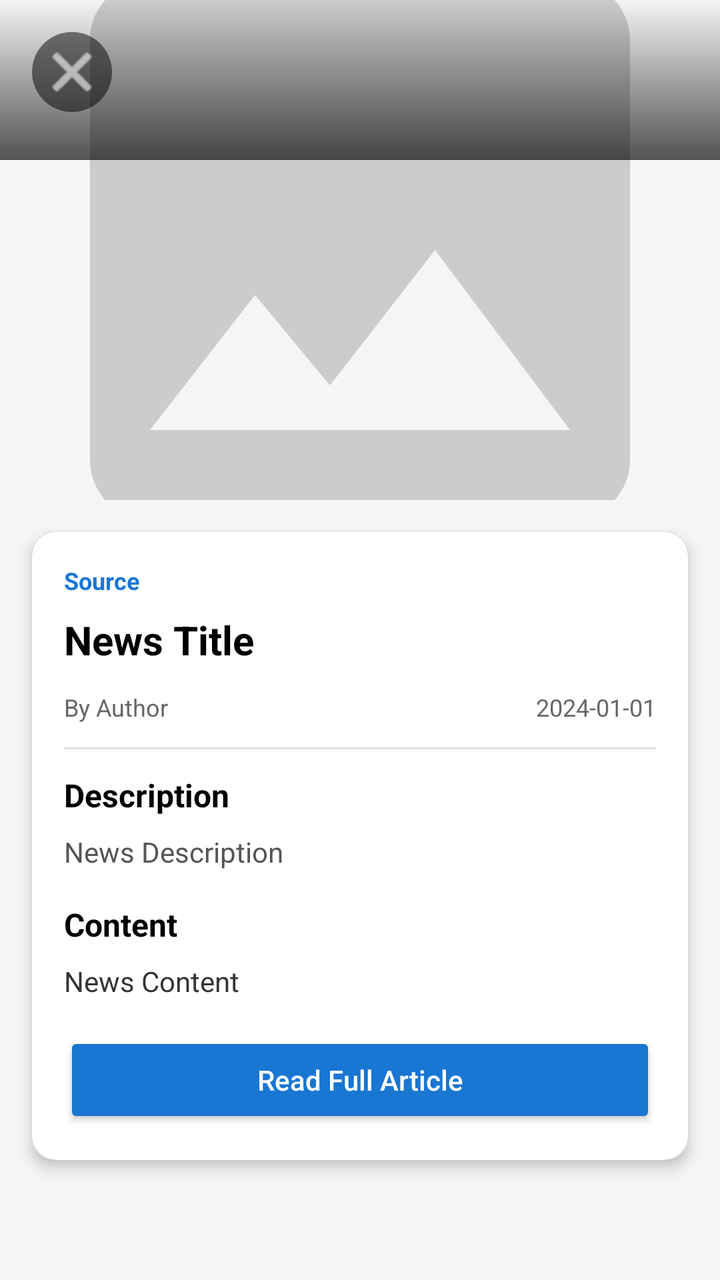
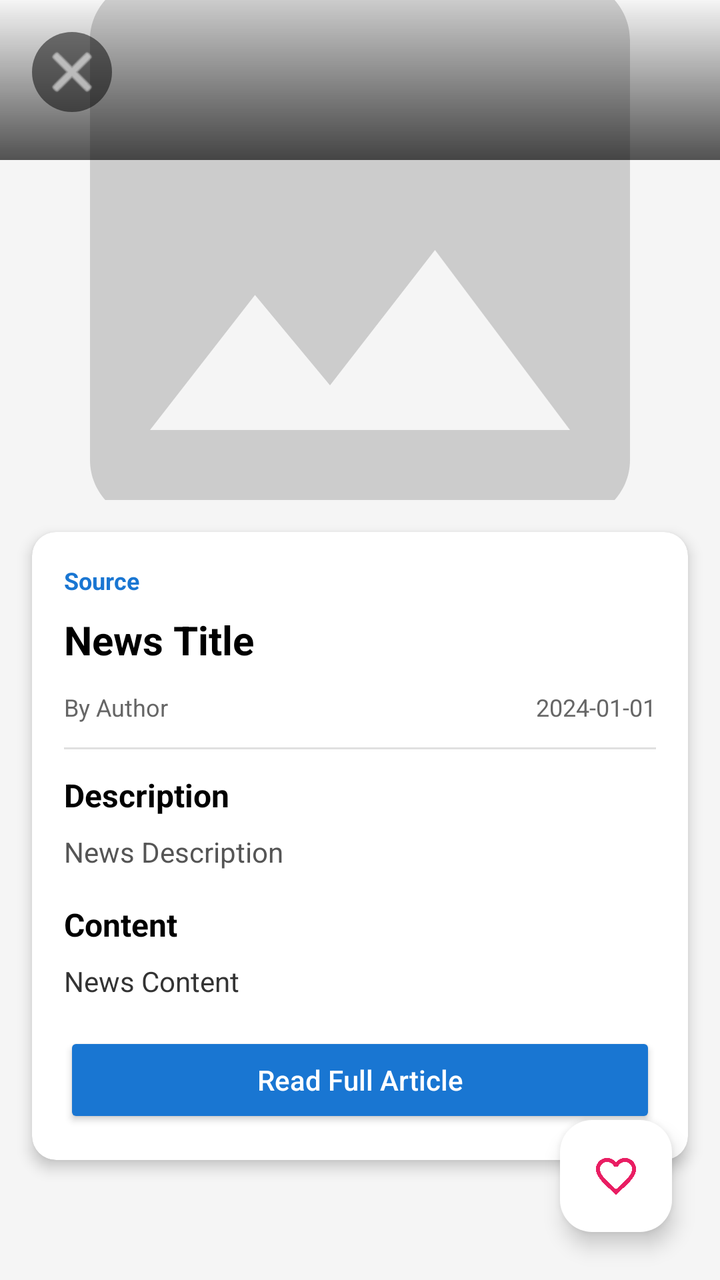

An Android layout rendered at two revisions. The XML below is the earlier revision; the diff shows what the commit changed to produce the second picture.
<!-- AndroidManifest.xml: activity theme Theme.Newsapp -->
<!-- res/layout/activity_detail.xml -->
<?xml version="1.0" encoding="utf-8"?>
<ScrollView
    xmlns:android="http://schemas.android.com/apk/res/android"
    xmlns:app="http://schemas.android.com/apk/res-auto"
    android:layout_width="match_parent"
    android:layout_height="match_parent"
    android:background="#F5F5F5">

    <LinearLayout
        android:layout_width="match_parent"
        android:layout_height="wrap_content"
        android:orientation="vertical">

        
        <FrameLayout
            android:layout_width="match_parent"
            android:layout_height="250dp">

            <ImageView
                android:id="@+id/imageDetail"
                android:layout_width="match_parent"
                android:layout_height="match_parent"
                android:scaleType="centerCrop"
                android:contentDescription="News Detail Image"
                app:srcCompat="@drawable/ic_placeholder"/>

            
            <View
                android:layout_width="match_parent"
                android:layout_height="80dp"
                android:background="@drawable/gradient_overlay"/>

            
            <ImageButton
                android:id="@+id/btnBack"
                android:layout_width="40dp"
                android:layout_height="40dp"
                android:layout_margin="16dp"
                android:background="@drawable/bg_back_button"
                android:src="@android:drawable/ic_menu_close_clear_cancel"
                android:contentDescription="Back"
                android:padding="8dp"
                android:tint="#FFFFFF"/>

        </FrameLayout>

        <androidx.cardview.widget.CardView
            android:layout_width="match_parent"
            android:layout_height="wrap_content"
            android:layout_margin="16dp"
            app:cardCornerRadius="12dp"
            app:cardElevation="4dp">

            <LinearLayout
                android:layout_width="match_parent"
                android:layout_height="wrap_content"
                android:orientation="vertical"
                android:padding="16dp">

                <TextView
                    android:id="@+id/textDetailSource"
                    android:layout_width="wrap_content"
                    android:layout_height="wrap_content"
                    android:text="Source"
                    android:textColor="#1976D2"
                    android:textSize="12sp"
                    android:textStyle="bold"/>

                <TextView
                    android:id="@+id/textDetailTitle"
                    android:layout_width="match_parent"
                    android:layout_height="wrap_content"
                    android:layout_marginTop="8dp"
                    android:text="News Title"
                    android:textColor="#000000"
                    android:textSize="20sp"
                    android:textStyle="bold"
                    android:lineSpacingExtra="4dp"/>

                <LinearLayout
                    android:layout_width="match_parent"
                    android:layout_height="wrap_content"
                    android:layout_marginTop="12dp"
                    android:orientation="horizontal">

                    <TextView
                        android:id="@+id/textAuthor"
                        android:layout_width="0dp"
                        android:layout_height="wrap_content"
                        android:layout_weight="1"
                        android:text="By Author"
                        android:textColor="#666666"
                        android:textSize="12sp"/>

                    <TextView
                        android:id="@+id/textDate"
                        android:layout_width="wrap_content"
                        android:layout_height="wrap_content"
                        android:text="2024-01-01"
                        android:textColor="#666666"
                        android:textSize="12sp"/>

                </LinearLayout>

                <View
                    android:layout_width="match_parent"
                    android:layout_height="1dp"
                    android:layout_marginTop="12dp"
                    android:layout_marginBottom="12dp"
                    android:background="#E0E0E0"/>

                
                <TextView
                    android:layout_width="wrap_content"
                    android:layout_height="wrap_content"
                    android:text="Description"
                    android:textColor="#000000"
                    android:textSize="16sp"
                    android:textStyle="bold"
                    android:layout_marginBottom="8dp"/>

                <TextView
                    android:id="@+id/textDescription"
                    android:layout_width="match_parent"
                    android:layout_height="wrap_content"
                    android:text="News Description"
                    android:textColor="#555555"
                    android:textSize="14sp"
                    android:lineSpacingExtra="4dp"
                    android:layout_marginBottom="16dp"/>

                
                <TextView
                    android:layout_width="wrap_content"
                    android:layout_height="wrap_content"
                    android:text="Content"
                    android:textColor="#000000"
                    android:textSize="16sp"
                    android:textStyle="bold"
                    android:layout_marginBottom="8dp"/>

                <TextView
                    android:id="@+id/textContent"
                    android:layout_width="match_parent"
                    android:layout_height="wrap_content"
                    android:text="News Content"
                    android:textColor="#333333"
                    android:textSize="14sp"
                    android:lineSpacingExtra="4dp"
                    android:layout_marginBottom="16dp"/>

                
                <Button
                    android:id="@+id/btnReadMore"
                    android:layout_width="match_parent"
                    android:layout_height="wrap_content"
                    android:text="Read Full Article"
                    android:textColor="#FFFFFF"
                    android:backgroundTint="#1976D2"
                    android:padding="12dp"
                    android:textAllCaps="false"/>

            </LinearLayout>

        </androidx.cardview.widget.CardView>

    </LinearLayout>

</ScrollView>
<!-- resources referenced by this layout -->
<resources>
  <!-- drawable bg_back_button (drawable) -->
  <?xml version="1.0" encoding="utf-8"?>
  <shape xmlns:android="http://schemas.android.com/apk/res/android"
      android:shape="oval">
      <solid android:color="#80000000"/>
  </shape>
  <!-- drawable gradient_overlay (drawable) -->
  <?xml version="1.0" encoding="utf-8"?>
  <shape xmlns:android="http://schemas.android.com/apk/res/android">
      <gradient
          android:angle="270"
          android:startColor="#00000000"
          android:endColor="#AA000000"/>
  </shape>
  <!-- drawable ic_placeholder (drawable) -->
  <?xml version="1.0" encoding="utf-8"?>
  <vector xmlns:android="http://schemas.android.com/apk/res/android"
      android:width="24dp"
      android:height="24dp"
      android:viewportWidth="24"
      android:viewportHeight="24">
      <path
          android:fillColor="#CCCCCC"
          android:pathData="M21,19V5c0,-1.1 -0.9,-2 -2,-2H5c-1.1,0 -2,0.9 -2,2v14c0,1.1 0.9,2 2,2h14c1.1,0 2,-0.9 2,-2zM8.5,13.5l2.5,3.01L14.5,12l4.5,6H5l3.5,-4.5z"/>
  </vector>
  <style name="Theme.Newsapp" parent="Base.Theme.Newsapp" />
  <style name="Base.Theme.Newsapp" parent="Theme.Material3.DayNight.NoActionBar">
          
          
      </style>
</resources>

<!-- the commit's change to res/layout/activity_detail.xml (unified diff, before → after) -->
@@ -1,169 +1,189 @@
 <?xml version="1.0" encoding="utf-8"?>
-<ScrollView
+<FrameLayout
     xmlns:android="http://schemas.android.com/apk/res/android"
     xmlns:app="http://schemas.android.com/apk/res-auto"
     android:layout_width="match_parent"
-    android:layout_height="match_parent"
-    android:background="#F5F5F5">
+    android:layout_height="match_parent">
 
-    <LinearLayout
+    <ScrollView
         android:layout_width="match_parent"
-        android:layout_height="wrap_content"
-        android:orientation="vertical">
+        android:layout_height="match_parent"
+        android:background="#F5F5F5">
 
-        
-        <FrameLayout
+        <LinearLayout
             android:layout_width="match_parent"
-            android:layout_height="250dp">
-
-            <ImageView
-                android:id="@+id/imageDetail"
-                android:layout_width="match_parent"
-                android:layout_height="match_parent"
-                android:scaleType="centerCrop"
-                android:contentDescription="News Detail Image"
-                app:srcCompat="@drawable/ic_placeholder"/>
+            android:layout_height="wrap_content"
+            android:orientation="vertical">
 
             
-            <View
+            <FrameLayout
                 android:layout_width="match_parent"
-                android:layout_height="80dp"
-                android:background="@drawable/gradient_overlay"/>
+                android:layout_height="250dp">
 
-            
-            <ImageButton
-                android:id="@+id/btnBack"
-                android:layout_width="40dp"
-                android:layout_height="40dp"
-                android:layout_margin="16dp"
-                android:background="@drawable/bg_back_button"
-                android:src="@android:drawable/ic_menu_close_clear_cancel"
-                android:contentDescription="Back"
-                android:padding="8dp"
-                android:tint="#FFFFFF"/>
+                <ImageView
+                    android:id="@+id/imageDetail"
+                    android:layout_width="match_parent"
+                    android:layout_height="match_parent"
+                    android:scaleType="centerCrop"
+                    android:contentDescription="News Detail Image"
+                    app:srcCompat="@drawable/ic_placeholder"/>
 
-        </FrameLayout>
+                
+                <View
+                    android:layout_width="match_parent"
+                    android:layout_height="80dp"
+                    android:background="@drawable/gradient_overlay"/>
 
-        <androidx.cardview.widget.CardView
-            android:layout_width="match_parent"
-            android:layout_height="wrap_content"
-            android:layout_margin="16dp"
-            app:cardCornerRadius="12dp"
-            app:cardElevation="4dp">
+                
+                <ImageButton
+                    android:id="@+id/btnBack"
+                    android:layout_width="40dp"
+                    android:layout_height="40dp"
+                    android:layout_margin="16dp"
+                    android:background="@drawable/bg_back_button"
+                    android:src="@android:drawable/ic_menu_close_clear_cancel"
+                    android:contentDescription="Back"
+                    android:padding="8dp"
+                    android:tint="#FFFFFF"/>
 
-            <LinearLayout
+            </FrameLayout>
+
+            <androidx.cardview.widget.CardView
                 android:layout_width="match_parent"
                 android:layout_height="wrap_content"
-                android:orientation="vertical"
-                android:padding="16dp">
-
-                <TextView
-                    android:id="@+id/textDetailSource"
-                    android:layout_width="wrap_content"
-                    android:layout_height="wrap_content"
-                    android:text="Source"
-                    android:textColor="#1976D2"
-                    android:textSize="12sp"
-                    android:textStyle="bold"/>
-
-                <TextView
-                    android:id="@+id/textDetailTitle"
-                    android:layout_width="match_parent"
-                    android:layout_height="wrap_content"
-                    android:layout_marginTop="8dp"
-                    android:text="News Title"
-                    android:textColor="#000000"
-                    android:textSize="20sp"
-                    android:textStyle="bold"
-                    android:lineSpacingExtra="4dp"/>
+                android:layout_margin="16dp"
+                app:cardCornerRadius="12dp"
+                app:cardElevation="4dp">
 
                 <LinearLayout
                     android:layout_width="match_parent"
                     android:layout_height="wrap_content"
-                    android:layout_marginTop="12dp"
-                    android:orientation="horizontal">
+                    android:orientation="vertical"
+                    android:padding="16dp">
 
                     <TextView
-                        android:id="@+id/textAuthor"
-                        android:layout_width="0dp"
+                        android:id="@+id/textDetailSource"
+                        android:layout_width="wrap_content"
                         android:layout_height="wrap_content"
-                        android:layout_weight="1"
-                        android:text="By Author"
-                        android:textColor="#666666"
-                        android:textSize="12sp"/>
+                        android:text="Source"
+                        android:textColor="#1976D2"
+                        android:textSize="12sp"
+                        android:textStyle="bold"/>
 
                     <TextView
-                        android:id="@+id/textDate"
+                        android:id="@+id/textDetailTitle"
+                        android:layout_width="match_parent"
+                        android:layout_height="wrap_content"
+                        android:layout_marginTop="8dp"
+                        android:text="News Title"
+                        android:textColor="#000000"
+                        android:textSize="20sp"
+                        android:textStyle="bold"
+                        android:lineSpacingExtra="4dp"/>
+
+                    <LinearLayout
+                        android:layout_width="match_parent"
+                        android:layout_height="wrap_content"
+                        android:layout_marginTop="12dp"
+                        android:orientation="horizontal">
+
+                        <TextView
+                            android:id="@+id/textAuthor"
+                            android:layout_width="0dp"
+                            android:layout_height="wrap_content"
+                            android:layout_weight="1"
+                            android:text="By Author"
+                            android:textColor="#666666"
+                            android:textSize="12sp"/>
+
+                        <TextView
+                            android:id="@+id/textDate"
+                            android:layout_width="wrap_content"
+                            android:layout_height="wrap_content"
+                            android:text="2024-01-01"
+                            android:textColor="#666666"
+                            android:textSize="12sp"/>
+
+                    </LinearLayout>
+
+                    <View
+                        android:layout_width="match_parent"
+                        android:layout_height="1dp"
+                        android:layout_marginTop="12dp"
+                        android:layout_marginBottom="12dp"
+                        android:background="#E0E0E0"/>
+
+                    
+                    <TextView
                         android:layout_width="wrap_content"
                         android:layout_height="wrap_content"
-                        android:text="2024-01-01"
-                        android:textColor="#666666"
-                        android:textSize="12sp"/>
+                        android:text="Description"
+                        android:textColor="#000000"
+                        android:textSize="16sp"
+                        android:textStyle="bold"
+                        android:layout_marginBottom="8dp"/>
+
+                    <TextView
+                        android:id="@+id/textDescription"
+                        android:layout_width="match_parent"
+                        android:layout_height="wrap_content"
+                        android:text="News Description"
+                        android:textColor="#555555"
+                        android:textSize="14sp"
+                        android:lineSpacingExtra="4dp"
+                        android:layout_marginBottom="16dp"/>
+
+                    
+                    <TextView
+                        android:layout_width="wrap_content"
+                        android:layout_height="wrap_content"
+                        android:text="Content"
+                        android:textColor="#000000"
+                        android:textSize="16sp"
+                        android:textStyle="bold"
+                        android:layout_marginBottom="8dp"/>
+
+                    <TextView
+                        android:id="@+id/textContent"
+                        android:layout_width="match_parent"
+                        android:layout_height="wrap_content"
+                        android:text="News Content"
+                        android:textColor="#333333"
+                        android:textSize="14sp"
+                        android:lineSpacingExtra="4dp"
+                        android:layout_marginBottom="16dp"/>
+
+                    
+                    <Button
+                        android:id="@+id/btnReadMore"
+                        android:layout_width="match_parent"
+                        android:layout_height="wrap_content"
+                        android:text="Read Full Article"
+                        android:textColor="#FFFFFF"
+                        android:backgroundTint="#1976D2"
+                        android:padding="12dp"
+                        android:textAllCaps="false"/>
 
                 </LinearLayout>
 
-                <View
-                    android:layout_width="match_parent"
-                    android:layout_height="1dp"
-                    android:layout_marginTop="12dp"
-                    android:layout_marginBottom="12dp"
-                    android:background="#E0E0E0"/>
+            </androidx.cardview.widget.CardView>
 
-                
-                <TextView
-                    android:layout_width="wrap_content"
-                    android:layout_height="wrap_content"
-                    android:text="Description"
-                    android:textColor="#000000"
-                    android:textSize="16sp"
-                    android:textStyle="bold"
-                    android:layout_marginBottom="8dp"/>
+        </LinearLayout>
 
-                <TextView
-                    android:id="@+id/textDescription"
-                    android:layout_width="match_parent"
-                    android:layout_height="wrap_content"
-                    android:text="News Description"
-                    android:textColor="#555555"
-                    android:textSize="14sp"
-                    android:lineSpacingExtra="4dp"
-                    android:layout_marginBottom="16dp"/>
+    </ScrollView>
 
-                
-                <TextView
-                    android:layout_width="wrap_content"
-                    android:layout_height="wrap_content"
-                    android:text="Content"
-                    android:textColor="#000000"
-                    android:textSize="16sp"
-                    android:textStyle="bold"
-                    android:layout_marginBottom="8dp"/>
+    
+    <com.google.android.material.floatingactionbutton.FloatingActionButton
+        android:id="@+id/fabFavorite"
+        android:layout_width="wrap_content"
+        android:layout_height="wrap_content"
+        android:layout_gravity="bottom|end"
+        android:layout_margin="24dp"
+        android:contentDescription="Add to Favorites"
+        android:src="@drawable/ic_favorite_border"
+        app:tint="#E91E63"
+        app:fabSize="normal"
+        app:elevation="6dp"
+        app:backgroundTint="#FFFFFF"/>
 
-                <TextView
-                    android:id="@+id/textContent"
-                    android:layout_width="match_parent"
-                    android:layout_height="wrap_content"
-                    android:text="News Content"
-                    android:textColor="#333333"
-                    android:textSize="14sp"
-                    android:lineSpacingExtra="4dp"
-                    android:layout_marginBottom="16dp"/>
-
-                
-                <Button
-                    android:id="@+id/btnReadMore"
-                    android:layout_width="match_parent"
-                    android:layout_height="wrap_content"
-                    android:text="Read Full Article"
-                    android:textColor="#FFFFFF"
-                    android:backgroundTint="#1976D2"
-                    android:padding="12dp"
-                    android:textAllCaps="false"/>
-
-            </LinearLayout>
-
-        </androidx.cardview.widget.CardView>
-
-    </LinearLayout>
-
-</ScrollView>
+</FrameLayout>
<!-- resource entries referenced after the edit -->
@@ -14,6 +14,16 @@
           android:startColor="#00000000"
           android:endColor="#AA000000"/>
   </shape>
+  <!-- drawable ic_favorite_border (drawable) -->
+  <vector xmlns:android="http://schemas.android.com/apk/res/android"
+      android:width="24dp"
+      android:height="24dp"
+      android:viewportWidth="24"
+      android:viewportHeight="24">
+      <path
+          android:fillColor="#E91E63"
+          android:pathData="M16.5,3c-1.74,0 -3.41,0.81 -4.5,2.09C10.91,3.81 9.24,3 7.5,3 4.42,3 2,5.42 2,8.5c0,3.78 3.4,6.86 8.55,11.54L12,21.35l1.45,-1.32C18.6,15.36 22,12.28 22,8.5 22,5.42 19.58,3 16.5,3zM12.1,18.55l-0.1,0.1 -0.1,-0.1C7.14,14.24 4,11.39 4,8.5 4,6.5 5.5,5 7.5,5c1.54,0 3.04,0.99 3.57,2.36h1.87C13.46,5.99 14.96,5 16.5,5c2,0 3.5,1.5 3.5,3.5 0,2.89 -3.14,5.74 -7.9,10.05z"/>
+  </vector>
   <!-- drawable ic_placeholder (drawable) -->
   <?xml version="1.0" encoding="utf-8"?>
   <vector xmlns:android="http://schemas.android.com/apk/res/android"
